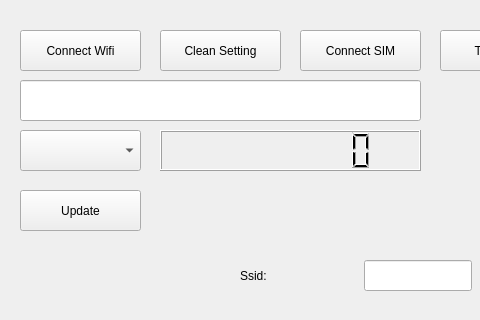
Old version of the form settingwifi.ui in the repository xiaomajsj/LinuxWifiConnectionTest; both pictures show x 0 to 480 and y 0 to 320 of the 800 by 600 pixel window.
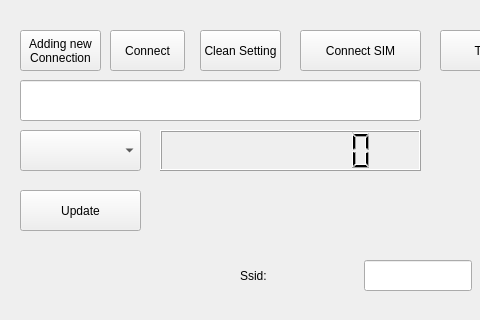
New version of the form.

Commit message: adding connect button

Patch:
```diff
--- a/settingwifi.ui
+++ b/settingwifi.ui
@@ -128,20 +128,21 @@
      <rect>
       <x>20</x>
       <y>30</y>
-      <width>121</width>
+      <width>81</width>
       <height>41</height>
      </rect>
     </property>
     <property name="text">
-     <string>Connect Wifi</string>
+     <string>Adding new 
+Connection</string>
     </property>
    </widget>
    <widget class="QPushButton" name="Clean">
     <property name="geometry">
      <rect>
-      <x>160</x>
+      <x>200</x>
       <y>30</y>
-      <width>121</width>
+      <width>81</width>
       <height>41</height>
      </rect>
     </property>
@@ -247,6 +248,19 @@
      <string>Test</string>
     </property>
    </widget>
+   <widget class="QPushButton" name="BeginConnect">
+    <property name="geometry">
+     <rect>
+      <x>110</x>
+      <y>30</y>
+      <width>75</width>
+      <height>41</height>
+     </rect>
+    </property>
+    <property name="text">
+     <string>Connect</string>
+    </property>
+   </widget>
   </widget>
   <widget class="QMenuBar" name="menubar">
    <property name="geometry">
```
The commit also changes 2 other files.
